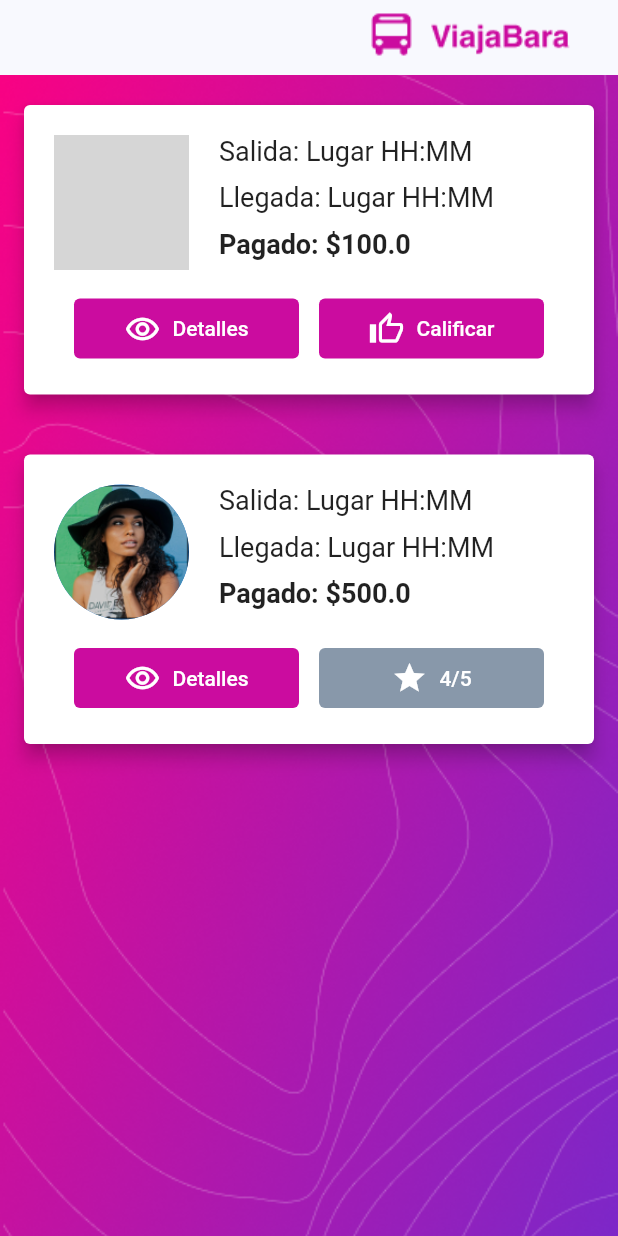
After one commit to UlisesStamatio/ViajaBara, a Flutter app: the HistoryUser screen opened directly, on a phone screen of 412 x 824 dp. The commit adds this screen. Run offline on Flutter 3.47's test engine with Material 2 defaults, Android fonts, the light colour scheme and no system bars; our stand-ins replace bloc, equatable, flutter_bloc, geolocator, permission_handler; network calls fail; grey boxes are pictures that could not be loaded.

Commit message:
[ADD] add userHistory

```diff
--- a/Mobile/viajabara/lib/modules/history/adapters/screens/history.dart
+++ b/Mobile/viajabara/lib/modules/history/adapters/screens/history.dart
@@ -1,6 +1,7 @@
 import 'package:flutter/material.dart';
 import 'package:viajabara/kernel/themes/colors/colors_app.dart';
 import 'package:viajabara/modules/history/adapters/screens/historyStars.dart';
+import 'package:viajabara/modules/historyUser/adapters/screens/historyUser.dart';
 
 class History extends StatefulWidget {
   const History({super.key});
@@ -133,7 +134,13 @@ class _HistoryState extends State<History> {
                             child: FractionallySizedBox(
                               widthFactor: 0.75,
                               child: ElevatedButton(
-                                onPressed: () {},
+                                onPressed: () {
+                                  Navigator.push(
+                                      context,
+                                      MaterialPageRoute(
+                                          builder: (context) =>
+                                              const HistoryUser()));
+                                },
                                 style: ButtonStyle(
                                   backgroundColor: MaterialStateProperty.all(
                                       ColorsApp.primayColor),
--- /dev/null
+++ b/Mobile/viajabara/lib/modules/historyUser/adapters/screens/historyUser.dart
@@ -0,0 +1,208 @@
+import 'package:flutter/material.dart';
+import 'package:viajabara/kernel/colors/colors_app.dart'; // Asegúrate de que esta ruta sea correcta
+
+class HistoryUser extends StatefulWidget {
+  const HistoryUser({Key? key}) : super(key: key);
+
+  @override
+  State<HistoryUser> createState() => _HistoryUserState();
+}
+
+class _HistoryUserState extends State<HistoryUser> {
+  @override
+  Widget build(BuildContext context) {
+    return Scaffold(
+      body: SafeArea(
+        child: Stack(
+          fit: StackFit.expand,
+          children: <Widget>[
+            Image.asset(
+              'assets/images/bg.png',
+              fit: BoxFit.cover,
+            ),
+            Positioned(
+              top: 0,
+              left: 0,
+              right: 0,
+              child: Column(
+                crossAxisAlignment: CrossAxisAlignment.center,
+                mainAxisAlignment: MainAxisAlignment.center,
+                children: <Widget>[
+                  Container(
+                    color: ColorsApp.bgColorScreen,
+                    alignment: Alignment.centerRight,
+                    width: double.infinity,
+                    child: Image.asset(
+                      'assets/images/viajabara_logo_purple.png',
+                      width: 200,
+                      height: 50,
+                    ),
+                  ),
+                  Card(
+                    elevation: 5,
+                    margin: const EdgeInsets.symmetric(
+                        vertical: 20.0, horizontal: 16.0),
+                    child: Padding(
+                      padding: const EdgeInsets.all(20.0),
+                      child: Column(
+                        mainAxisSize: MainAxisSize.min,
+                        children: <Widget>[
+                          const Row(
+                            crossAxisAlignment: CrossAxisAlignment.start,
+                            children: <Widget>[
+                              CircleAvatar(
+                                radius: 45,
+                                backgroundImage: NetworkImage(
+                                    'https://cdn.icon-icons.com/icons2/1999/PNG/512/avatar_people_person_profile_student_user_icon_123383.png'),
+                              ),
+                              SizedBox(width: 20.0),
+                              Expanded(
+                                child: Column(
+                                  crossAxisAlignment: CrossAxisAlignment.start,
+                                  children: <Widget>[
+                                    Text(
+                                      'Salida: Lugar HH:MM',
+                                      style: TextStyle(
+                                        fontSize: 18.0,
+                                      ),
+                                    ),
+                                    SizedBox(height: 10.0),
+                                    Text(
+                                      'Llegada: Lugar HH:MM',
+                                      style: TextStyle(
+                                        fontSize: 18.0,
+                                      ),
+                                    ),
+                                    SizedBox(height: 10.0),
+                                    Text(
+                                      'Pagado: \$100.0',
+                                      style: TextStyle(
+                                        fontSize: 18.0,
+                                        fontWeight: FontWeight.bold,
+                                      ),
+                                    ),
+                                  ],
+                                ),
+                              ),
+                            ],
+                          ),
+                          Padding(
+                            padding: const EdgeInsets.only(top: 15.0),
+                            child: Row(
+                              mainAxisAlignment: MainAxisAlignment.spaceEvenly,
+                              children: <Widget>[
+                                TextButton.icon(
+                                  icon:
+                                      const Icon(Icons.remove_red_eye_outlined),
+                                  label: const Text('Detalles'),
+                                  onPressed: () {},
+                                  style: TextButton.styleFrom(
+                                      primary: Colors.white,
+                                      backgroundColor: ColorsApp.primayColor,
+                                      minimumSize: const Size(150, 40)),
+                                ),
+                                TextButton.icon(
+                                  icon: const Icon(Icons.thumb_up_outlined),
+                                  label: const Text('Calificar'),
+                                  onPressed: () {},
+                                  style: TextButton.styleFrom(
+                                      primary: Colors.white,
+                                      backgroundColor: ColorsApp.primayColor,
+                                      minimumSize: const Size(150, 40)),
+                                ),
+                              ],
+                            ),
+                          ),
+                        ],
+                      ),
+                    ),
+                  ),
+                  Card(
+                    elevation: 5,
+                    margin: const EdgeInsets.symmetric(
+                        vertical: 20.0, horizontal: 16.0),
+                    child: Padding(
+                      padding: const EdgeInsets.all(20.0),
+                      child: Column(
+                        mainAxisSize: MainAxisSize.min,
+                        children: <Widget>[
+                          const Row(
+                            crossAxisAlignment: CrossAxisAlignment.start,
+                            children: <Widget>[
+                              CircleAvatar(
+                                radius: 45,
+                                backgroundImage: AssetImage(
+                                    'assets/images/Girl.png'),
+                              ),
+                              SizedBox(width: 20.0),
+                              Expanded(
+                                child: Column(
+                                  crossAxisAlignment: CrossAxisAlignment.start,
+                                  children: <Widget>[
+                                    Text(
+                                      'Salida: Lugar HH:MM',
+                                      style: TextStyle(
+                                        fontSize: 18.0,
+                                      ),
+                                    ),
+                                    SizedBox(height: 10.0),
+                                    Text(
+                                      'Llegada: Lugar HH:MM',
+                                      style: TextStyle(
+                                        fontSize: 18.0,
+                                      ),
+                                    ),
+                                    SizedBox(height: 10.0),
+                                    Text(
+                                      'Pagado: \$500.0',
+                                      style: TextStyle(
+                                        fontSize: 18.0,
+                                        fontWeight: FontWeight.bold,
+                                      ),
+                                    ),
+                                  ],
+                                ),
+                              ),
+                            ],
+                          ),
+                          Padding(
+                            padding: const EdgeInsets.only(top: 15.0),
+                            child: Row(
+                              mainAxisAlignment: MainAxisAlignment.spaceEvenly,
+                              children: <Widget>[
+                                TextButton.icon(
+                                  icon:
+                                      const Icon(Icons.remove_red_eye_outlined),
+                                  label: const Text('Detalles'),
+                                  onPressed: () {},
+                                  style: TextButton.styleFrom(
+                                      primary: Colors.white,
+                                      backgroundColor: ColorsApp.primayColor,
+                                      minimumSize: const Size(150, 40)),
+                                ),
+                                TextButton.icon(
+                                  icon: const Icon(Icons.star_purple500_outlined),
+                                  label: const Text('4/5'),
+                                  onPressed: () {},
+                                  style: TextButton.styleFrom(
+                                      primary: Colors.white,
+                                      backgroundColor: ColorsApp.muted,
+                                      minimumSize: const Size(150, 40)),
+                                ),
+                              ],
+                            ),
+                          ),
+                        ],
+                      ),
+                    ),
+                  ),
+                  // Puedes agregar más tarjetas aquí si es necesario
+                ],
+              ),
+            ),
+          ],
+        ),
+      ),
+    );
+  }
+}
```
